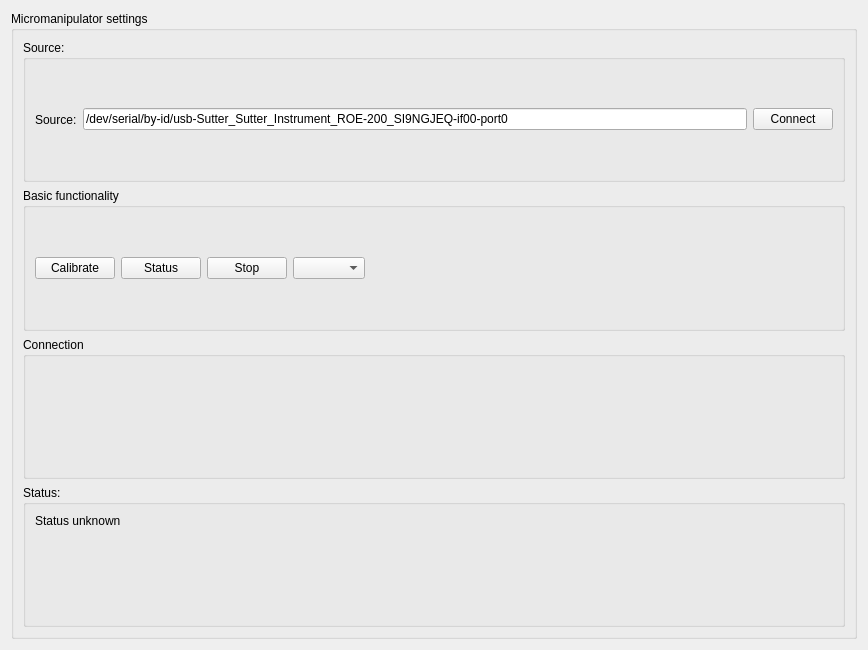
First picture: the form in plugins/Sutter/sutter_settingsWidget.ui, repository pyIVLS/pyIVLS, before the edit.
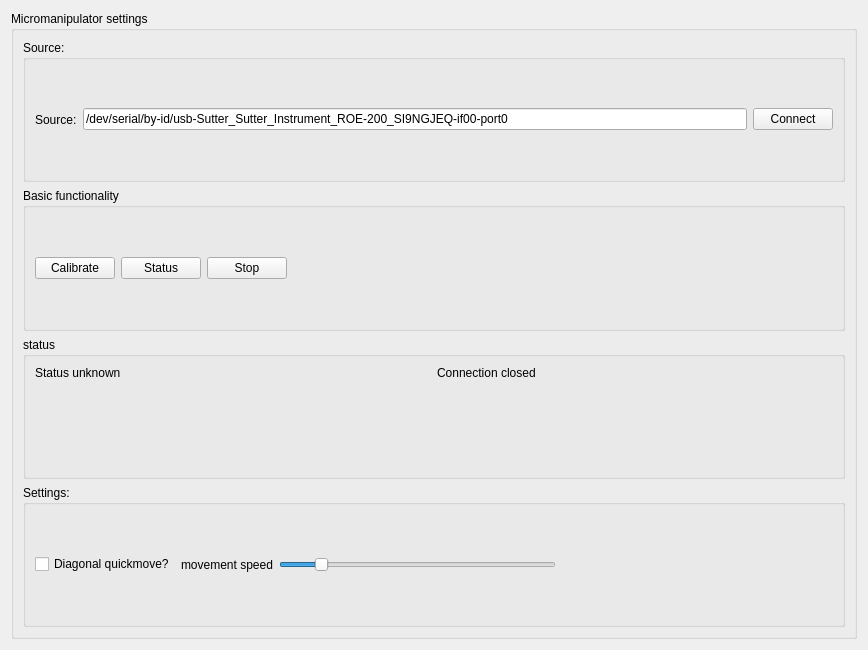
Second picture: the form after the edit.

Commit message: Finalized sutter settings widget

```diff
--- a/plugins/Sutter/sutter_settingsWidget.ui
+++ b/plugins/Sutter/sutter_settingsWidget.ui
@@ -83,9 +83,6 @@
            </property>
           </widget>
          </item>
-         <item>
-          <widget class="QComboBox" name="comboBox"/>
-         </item>
          <item>
           <spacer name="horizontalSpacer_2">
            <property name="orientation">
@@ -105,26 +102,81 @@
       <item>
        <widget class="QGroupBox" name="groupBox">
         <property name="title">
-         <string>Connection</string>
+         <string>status</string>
         </property>
+        <layout class="QHBoxLayout" name="horizontalLayout_4">
+         <item>
+          <widget class="QLabel" name="statusLabel">
+           <property name="text">
+            <string>Status unknown</string>
+           </property>
+           <property name="alignment">
+            <set>Qt::AlignLeading|Qt::AlignLeft|Qt::AlignTop</set>
+           </property>
+          </widget>
+         </item>
+         <item>
+          <widget class="QLabel" name="connectionLabel">
+           <property name="text">
+            <string>Connection closed</string>
+           </property>
+           <property name="alignment">
+            <set>Qt::AlignLeading|Qt::AlignLeft|Qt::AlignTop</set>
+           </property>
+          </widget>
+         </item>
+        </layout>
        </widget>
       </item>
       <item>
        <widget class="QGroupBox" name="saveBox">
         <property name="title">
-         <string>Status:</string>
+         <string>Settings:</string>
         </property>
         <layout class="QHBoxLayout" name="horizontalLayout_3">
          <item>
-          <widget class="QLabel" name="label">
+          <widget class="QCheckBox" name="quickBox">
            <property name="text">
-            <string>Status unknown</string>
+            <string>Diagonal quickmove?</string>
+           </property>
+          </widget>
+         </item>
+         <item>
+          <widget class="QLabel" name="speedText">
+           <property name="text">
+            <string>movement speed</string>
            </property>
            <property name="alignment">
-            <set>Qt::AlignLeading|Qt::AlignLeft|Qt::AlignTop</set>
+            <set>Qt::AlignRight|Qt::AlignTrailing|Qt::AlignVCenter</set>
            </property>
           </widget>
          </item>
+         <item>
+          <widget class="QSlider" name="speedSlider">
+           <property name="maximum">
+            <number>15</number>
+           </property>
+           <property name="value">
+            <number>2</number>
+           </property>
+           <property name="orientation">
+            <enum>Qt::Horizontal</enum>
+           </property>
+          </widget>
+         </item>
+         <item>
+          <spacer name="horizontalSpacer">
+           <property name="orientation">
+            <enum>Qt::Horizontal</enum>
+           </property>
+           <property name="sizeHint" stdset="0">
+            <size>
+             <width>40</width>
+             <height>20</height>
+            </size>
+           </property>
+          </spacer>
+         </item>
         </layout>
        </widget>
       </item>
```
Left out of the diff: 6 changed lines with no effect on the pictures. The commit also changes 5 other files.
